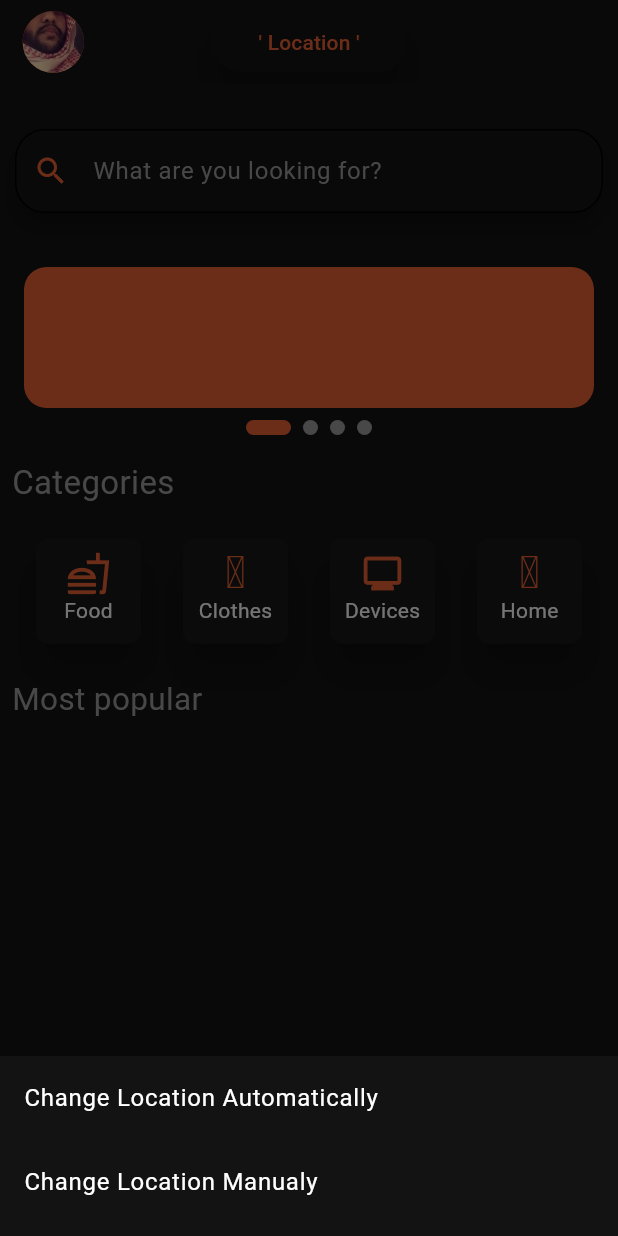
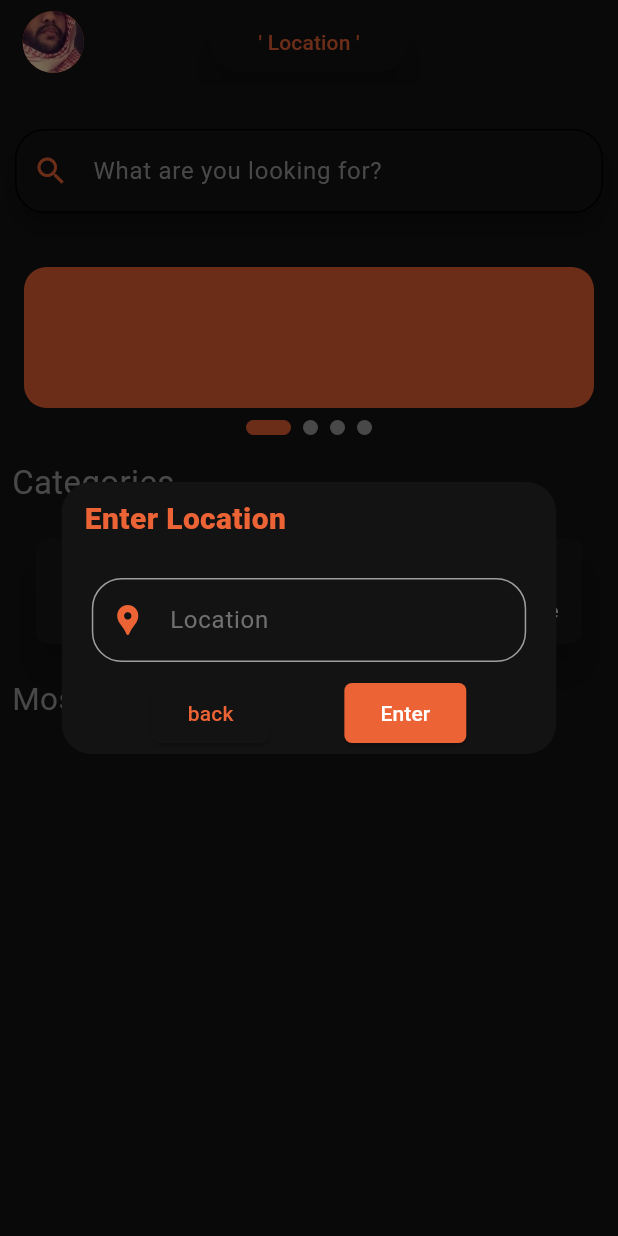
Before and after one commit to Dada6x/SpeedOrder-Mobile-delivery-app, a Flutter app: the HomeNeedToBeSlivered screen opened directly, after a tap on "' Location '", on a phone screen of 412 x 824 dp. Run offline on Flutter 3.47's test engine with Material 3 defaults, Android fonts, the phone set to English and light mode, and no system bars; drawn by our look-alikes of smooth_page_indicator; our stand-ins replace curved_navigation_bar, get, image_picker, like_button, lottie, shared_preferences and 1 more; missing offline and left inert: awesome_icons; accounts and stored records are empty.

Commit message:
made changes to the location in homePage

```diff
--- a/lib/Screens/productpage.dart
+++ b/lib/Screens/productpage.dart
@@ -96,12 +96,12 @@ class ProductPage extends StatelessWidget {
                 cartController.addToCart(product);
                 //! added snackbar notify
                 product.isInCart
-                    ? Get.snackbar("Already in",
-                        "${product.name} is already in Your cart!")
+                    ? Get.snackbar("Already in".tr,
+                        "${product.name}${"is already in Your cart!".tr}")
                     : Get.snackbar(
                         colorText: MainPage.orangeColor,
                         'Success'.tr,
-                        '${product.name} added to the cart'.tr,
+                        "${product.name}${ 'added to the cart'.tr}",
                         snackPosition: SnackPosition.TOP);
               },
               text: 'Add to Cart'.tr,
--- a/lib/Screens/store_page.dart
+++ b/lib/Screens/store_page.dart
@@ -1,4 +1,6 @@
 import 'package:flutter/material.dart';
+import 'package:get/get.dart';
+import 'package:mamamia_uniproject/Auth/allsetup.dart';
 import 'package:mamamia_uniproject/components/normal_appbar.dart';
 
 class StoresPage extends StatelessWidget {
@@ -7,7 +9,7 @@ class StoresPage extends StatelessWidget {
   @override
   Widget build(BuildContext context) {
     return Scaffold(
-      appBar: NormalAppBar("Stores"),
+      appBar: NormalAppBar("Stores".tr),
     );
   }
 }
--- a/lib/components/home_app_bar.dart
+++ b/lib/components/home_app_bar.dart
@@ -1,6 +1,8 @@
 import 'package:flutter/material.dart';
 import 'package:get/get.dart';
+import 'package:mamamia_uniproject/Auth/model.dart';
 import 'package:mamamia_uniproject/Screens/profile_page.dart';
+import 'package:mamamia_uniproject/main_page.dart';
 
 PreferredSizeWidget ProjectAppBar_homePage() {
   return PreferredSize(
@@ -28,7 +30,8 @@ PreferredSizeWidget ProjectAppBar_homePage() {
           child: ElevatedButton(
               style: ElevatedButton.styleFrom(elevation: 8),
               onPressed: () {
-                Get.bottomSheet(
+                Get.dialog(barrierDismissible: false, LocationDialog());
+                /*Get.bottomSheet(
                     isDismissible: true,
                     BottomSheet(
                         shape: RoundedRectangleBorder(
@@ -51,7 +54,7 @@ PreferredSizeWidget ProjectAppBar_homePage() {
                               ],
                             ),
                           );
-                        }));
+                        }));*/
               },
               child: Padding(
                 padding: const EdgeInsets.symmetric(horizontal: 8.0),
@@ -62,3 +65,82 @@ PreferredSizeWidget ProjectAppBar_homePage() {
     ),
   );
 }
+
+class LocationDialog extends StatelessWidget {
+  const LocationDialog({super.key});
+
+  @override
+  Widget build(BuildContext context) {
+    double screenwidth = Get.find<Model>().screenWidth(context);
+    double screenheight = Get.find<Model>().screenHeight(context);
+
+    return Center(
+      child: Material(
+        shape: RoundedRectangleBorder(borderRadius: BorderRadius.circular(20)),
+        child: SizedBox(
+          width: screenwidth * 0.8,
+          height: screenheight * 0.22,
+          child: ListView(
+            children: [
+              Padding(
+                padding:
+                    EdgeInsets.only(top: 10.0, left: 10, right: 10, bottom: 25),
+                child: Text(
+                  " Enter Location".tr,
+                  style: TextStyle(
+                      fontSize: 20,
+                      color: MainPage.orangeColor,
+                      fontWeight: FontWeight.w800),
+                ),
+              ),
+              Padding(
+                padding: const EdgeInsets.symmetric(horizontal: 20.0),
+                child: TextField(
+                  decoration: InputDecoration(
+                      prefixIcon: Icon(
+                        Icons.location_pin,
+                        color: MainPage.orangeColor,
+                      ),
+                      hintText: "Location".tr,
+                      hintStyle: const TextStyle(
+                          color: const Color.fromARGB(170, 158, 158, 158)),
+                      enabledBorder: OutlineInputBorder(
+                          borderSide: BorderSide(color: Colors.grey),
+                          borderRadius: BorderRadius.circular(20)),
+                      focusedBorder: OutlineInputBorder(
+                          borderSide: BorderSide(color: Colors.grey),
+                          borderRadius: BorderRadius.circular(20))),
+                ),
+              ),
+              Padding(
+                padding: const EdgeInsets.all(10.0),
+                child: Row(
+                  mainAxisAlignment: MainAxisAlignment.spaceEvenly,
+                  children: [
+                    ElevatedButton(
+                        style: ElevatedButton.styleFrom(
+                          shape: RoundedRectangleBorder(
+                              borderRadius: BorderRadius.circular(5)),
+                        ),
+                        onPressed: () {
+                          Get.back();
+                        },
+                        child: Text("back".tr)),
+                    ElevatedButton(
+                        style: ElevatedButton.styleFrom(
+                            shape: RoundedRectangleBorder(
+                                borderRadius: BorderRadius.circular(5)),
+                            foregroundColor: Colors.white,
+                            backgroundColor: MainPage.orangeColor),
+                        onPressed: () {},
+                        child: Text("Enter".tr)),
+                  ],
+                ),
+              )
+            ],
+          ),
+        ),
+      ),
+    );
+  }
+}
--- a/lib/language/local.dart
+++ b/lib/language/local.dart
@@ -49,7 +49,7 @@ const Map<String, String> arabic = {
   "Settings": "اعدادات",
   "Success": "تم بنجاح",
   "Check Out": "شراء",
-  "added to the cart": "تمت اضافته للسلة",
+  "added to the cart": "اضيف/ت الى سلة مشنرياتك !",
   "Add to Cart": "اضافة للسلة",
   "Order History": "تاريخ الطلبات ",
   "' Location '": "الموقع",
@@ -96,4 +96,18 @@ const Map<String, String> arabic = {
   "Already have an account ?": "لديك حساب؟",
   "Devices": "أجهزة",
   "Home": "مفروشات",
+  "Enter Your Card info": "ادخل معلومات بطاقتك",
+  "Choose a Provider:": "اختر مزود للبطاقة:",
+  "Card Number": "رقم البطاقة",
+  "Confirm Purchase": "تأكيد عملية الشراء",
+  "Success!": "تم بنجاح !",
+  "Congartulations on Your Purchase,Enjoy!":
+      "شكرا لك, نتمنى لك الاسمتمتاع بأغراضك!",
+  "Already in": "موجود",
+  "is already in Your cart!": "موجود في سلة مشترياتك !",
+  "Stores": "المتاجر",
+  "Location": "الموقع",
+  "Enter": "ادخل",
+  "back": "رجوع",
+  " Enter Location": "ادخل موقعك "
 };
```
Also changed, not shown: lib/Screens/profile_screens/payment_page.dart (+12 -12 lines), lib/components/credit_card.dart (+8 -5 lines), lib/main_page.dart (+39 -16 lines).
